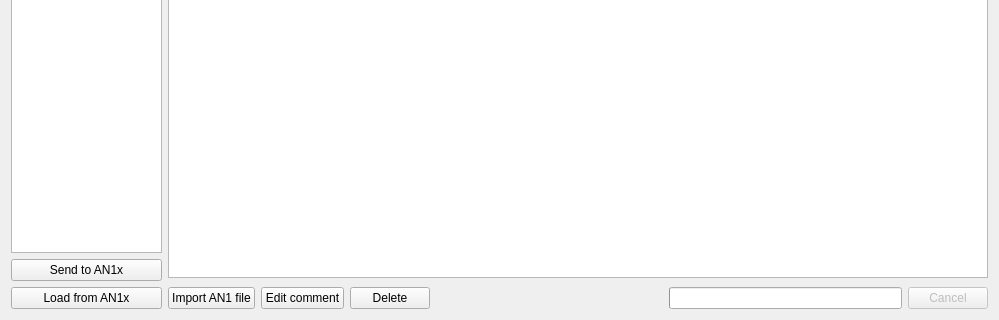
Qt form src/View/Browser.ui (thefinalcutbg/QAN1xEditor) before a commit; both pictures show x 0 to 999 and y 410 to 730 of the 999 by 730 pixel window.
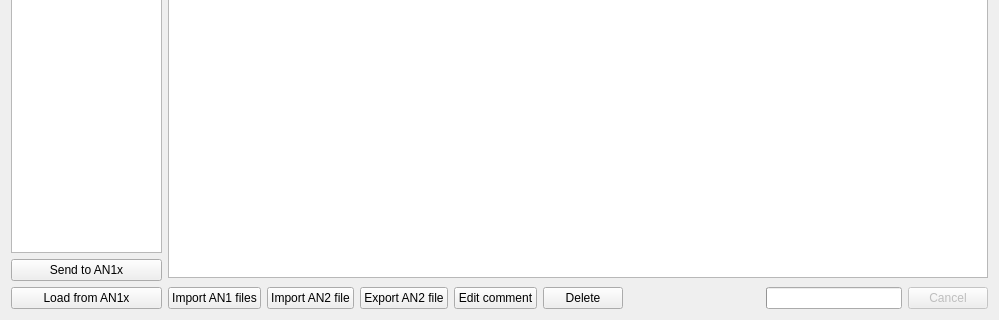
The same form after that commit. Custom widgets are drawn as their Qt base class.

```diff
--- a/src/View/Browser.ui
+++ b/src/View/Browser.ui
@@ -203,7 +203,21 @@
        <item>
         <widget class="QPushButton" name="importButton">
          <property name="text">
-          <string>Import AN1 file</string>
+          <string>Import AN1 files</string>
+         </property>
+        </widget>
+       </item>
+       <item>
+        <widget class="QPushButton" name="importAn2">
+         <property name="text">
+          <string>Import AN2 file</string>
+         </property>
+        </widget>
+       </item>
+       <item>
+        <widget class="QPushButton" name="pushButton">
+         <property name="text">
+          <string>Export AN2 file</string>
          </property>
         </widget>
        </item>
@@ -231,7 +245,7 @@
          </property>
          <property name="sizeHint" stdset="0">
           <size>
-           <width>40</width>
+           <width>0</width>
            <height>20</height>
           </size>
          </property>
```
Left out of the diff: 4 changed lines with no effect on the pictures.
